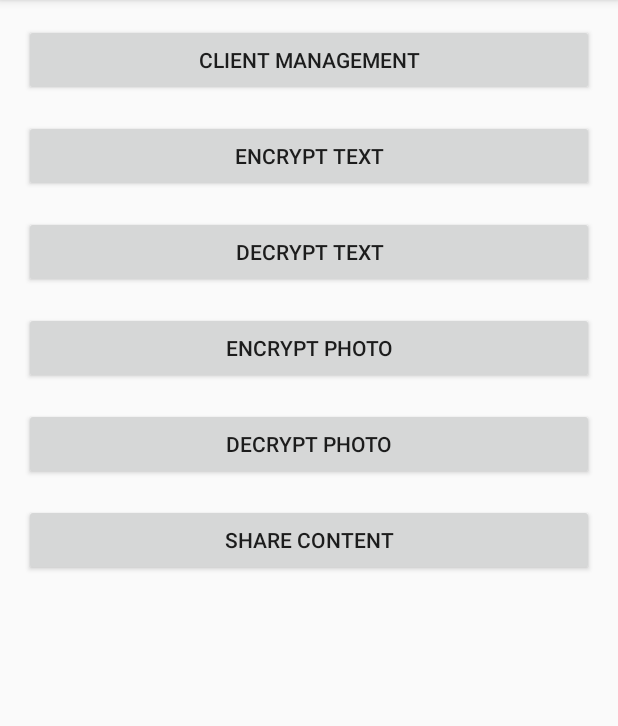
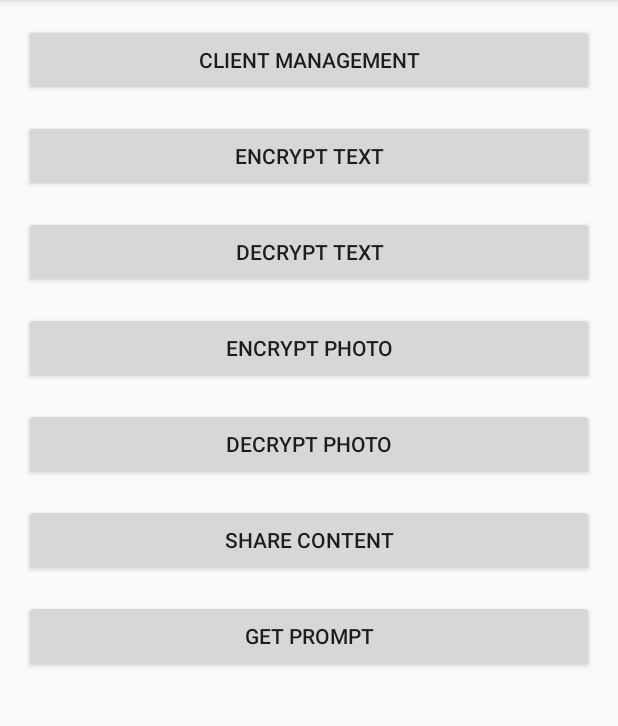
Before and after one commit to tozny/android-tozstore-example, an Android app: the screen it shows after launch (MainActivity), on a phone screen of 412 x 824 dp, the part 84-810 px from its top. Run offline under Robolectric (Android 15) with nearby library versions, the phone set to English and light mode, and no system bars; libraries missing offline, so code that uses them is left out: com.tozny.e3db.

Commit message:
Add sample biometric prompt
- Updates to androidx

```diff
--- a/app/src/main/AndroidManifest.xml
+++ b/app/src/main/AndroidManifest.xml
@@ -20,7 +20,7 @@
         android:supportsRtl="true"
         android:theme="@style/AppTheme">
         <provider
-            android:name="android.support.v4.content.FileProvider"
+            android:name="androidx.core.content.FileProvider"
             android:authorities="com.tozny.androide3db"
             android:exported="false"
             android:grantUriPermissions="true">
--- a/app/src/main/java/com/tozny/androide3db/ClientGenerator.kt
+++ b/app/src/main/java/com/tozny/androide3db/ClientGenerator.kt
@@ -1,7 +1,7 @@
 package com.tozny.androide3db
 
-import android.arch.lifecycle.MutableLiveData
-import android.support.v7.app.AppCompatActivity
+import androidx.lifecycle.MutableLiveData
+import androidx.appcompat.app.AppCompatActivity
 import android.util.Log
 import com.tozny.e3db.*
 import com.tozny.e3db.android.AndroidConfigStore
--- a/app/src/main/java/com/tozny/androide3db/ClientManagerActivity.kt
+++ b/app/src/main/java/com/tozny/androide3db/ClientManagerActivity.kt
@@ -1,6 +1,6 @@
 package com.tozny.androide3db
 
-import android.support.v7.app.AppCompatActivity
+import androidx.appcompat.app.AppCompatActivity
 import android.os.Bundle
 import android.util.Log
 import android.view.View
--- a/app/src/main/java/com/tozny/androide3db/DecryptPhotoActivity.kt
+++ b/app/src/main/java/com/tozny/androide3db/DecryptPhotoActivity.kt
@@ -1,6 +1,6 @@
 package com.tozny.androide3db
 
-import android.support.v7.app.AppCompatActivity
+import androidx.appcompat.app.AppCompatActivity
 import android.os.Bundle
 
 class DecryptPhotoActivity : AppCompatActivity() {
--- a/app/src/main/java/com/tozny/androide3db/DecryptTextActivity.kt
+++ b/app/src/main/java/com/tozny/androide3db/DecryptTextActivity.kt
@@ -1,7 +1,7 @@
 package com.tozny.androide3db
 
 import android.app.ActionBar
-import android.support.v7.app.AppCompatActivity
+import androidx.appcompat.app.AppCompatActivity
 import android.os.Bundle
 import android.text.Editable
 import android.text.TextWatcher
--- a/app/src/main/java/com/tozny/androide3db/EncryptTextActivity.kt
+++ b/app/src/main/java/com/tozny/androide3db/EncryptTextActivity.kt
@@ -1,7 +1,7 @@
 package com.tozny.androide3db
 
 import android.os.Bundle
-import android.support.v7.app.AppCompatActivity
+import androidx.appcompat.app.AppCompatActivity
 import android.text.Editable
 import android.util.Log
 import android.view.View
--- a/app/src/main/java/com/tozny/androide3db/MainActivity.kt
+++ b/app/src/main/java/com/tozny/androide3db/MainActivity.kt
@@ -1,9 +1,17 @@
 package com.tozny.androide3db
 
 import android.content.Intent
-import android.support.v7.app.AppCompatActivity
+import androidx.appcompat.app.AppCompatActivity
 import android.os.Bundle
+import android.util.Log
 import android.view.View
+import android.widget.Toast
+import androidx.biometric.BiometricPrompt
+import androidx.fragment.app.FragmentActivity
+import com.tozny.e3db.ConfigStore
+import com.tozny.e3db.android.AndroidConfigStore
+import com.tozny.e3db.android.KeyAuthentication
+import com.tozny.e3db.android.KeyAuthenticator
 
 class MainActivity : AppCompatActivity() {
 
@@ -27,4 +35,49 @@ class MainActivity : AppCompatActivity() {
         val intent = Intent(this, EncryptPhotoActivity::class.java)
         startActivity(intent)
     }
+
+    fun startGetPrompt(view: View) {
+        Log.e("prompt", "logging prompt ")
+        val androidConfigStore = AndroidConfigStore(
+            view.context,
+            "test",
+            KeyAuthentication.withBiometric(),
+            KeyAuthenticator.defaultAuthenticator(
+                view.context as FragmentActivity,
+                BiometricPrompt.PromptInfo.Builder().let { b ->
+                    b.setTitle("title").setDescription("this is a description")
+                        .setNegativeButtonText("cancel button").setSubtitle("sub title 1").build()
+                })
+        )
+        androidConfigStore.save("sample info", object : ConfigStore.SaveHandler {
+            override fun saveConfigDidSucceed() {
+                Toast.makeText(
+                    applicationContext,
+                    "Saved Config",
+                    Toast.LENGTH_LONG
+                )
+                    .show()
+            }
+
+            override fun saveConfigDidCancel() {
+                Toast.makeText(
+                    applicationContext,
+                    "Config save cancelled",
+                    Toast.LENGTH_LONG
+                )
+                    .show()
+            }
+
+            override fun saveConfigDidFail(e: Throwable?) {
+                Toast.makeText(
+                    applicationContext,
+                    "Config save failed",
+                    Toast.LENGTH_LONG
+                )
+                    .show()
+            }
+
+        })
+
+    }
 }
--- a/app/src/main/res/layout/activity_client_manager.xml
+++ b/app/src/main/res/layout/activity_client_manager.xml
@@ -1,9 +1,9 @@
 <?xml version="1.0" encoding="utf-8"?>
-<android.support.constraint.ConstraintLayout xmlns:android="http://schemas.android.com/apk/res/android"
+<androidx.constraintlayout.widget.ConstraintLayout xmlns:android="http://schemas.android.com/apk/res/android"
     xmlns:app="http://schemas.android.com/apk/res-auto"
     xmlns:tools="http://schemas.android.com/tools"
     android:layout_width="match_parent"
     android:layout_height="match_parent"
     tools:context=".ClientManagerActivity">
 
-</android.support.constraint.ConstraintLayout>
+</androidx.constraintlayout.widget.ConstraintLayout>
--- a/app/src/main/res/layout/activity_decrypt_photo.xml
+++ b/app/src/main/res/layout/activity_decrypt_photo.xml
@@ -1,9 +1,9 @@
 <?xml version="1.0" encoding="utf-8"?>
-<android.support.constraint.ConstraintLayout xmlns:android="http://schemas.android.com/apk/res/android"
+<androidx.constraintlayout.widget.ConstraintLayout xmlns:android="http://schemas.android.com/apk/res/android"
     xmlns:app="http://schemas.android.com/apk/res-auto"
     xmlns:tools="http://schemas.android.com/tools"
     android:layout_width="match_parent"
     android:layout_height="match_parent"
     tools:context=".DecryptPhotoActivity">
 
-</android.support.constraint.ConstraintLayout>
+</androidx.constraintlayout.widget.ConstraintLayout>
--- a/app/src/main/res/layout/activity_decrypt_text.xml
+++ b/app/src/main/res/layout/activity_decrypt_text.xml
@@ -1,5 +1,5 @@
 <?xml version="1.0" encoding="utf-8"?>
-<android.support.constraint.ConstraintLayout xmlns:android="http://schemas.android.com/apk/res/android"
+<androidx.constraintlayout.widget.ConstraintLayout xmlns:android="http://schemas.android.com/apk/res/android"
     xmlns:app="http://schemas.android.com/apk/res-auto"
     xmlns:tools="http://schemas.android.com/tools"
     android:layout_width="match_parent"
@@ -100,4 +100,4 @@
             android:orientation="vertical" />
     </ScrollView>
 
-</android.support.constraint.ConstraintLayout>
+</androidx.constraintlayout.widget.ConstraintLayout>
--- a/app/src/main/res/layout/activity_encrypt_photo.xml
+++ b/app/src/main/res/layout/activity_encrypt_photo.xml
@@ -1,5 +1,5 @@
 <?xml version="1.0" encoding="utf-8"?>
-<android.support.constraint.ConstraintLayout xmlns:android="http://schemas.android.com/apk/res/android"
+<androidx.constraintlayout.widget.ConstraintLayout xmlns:android="http://schemas.android.com/apk/res/android"
     xmlns:app="http://schemas.android.com/apk/res-auto"
     xmlns:tools="http://schemas.android.com/tools"
     android:layout_width="match_parent"
@@ -69,4 +69,4 @@
         app:layout_constraintStart_toStartOf="parent"
         app:srcCompat="@android:drawable/ic_menu_delete" />
 
-</android.support.constraint.ConstraintLayout>
+</androidx.constraintlayout.widget.ConstraintLayout>
--- a/app/src/main/res/layout/activity_encrypt_text.xml
+++ b/app/src/main/res/layout/activity_encrypt_text.xml
@@ -1,5 +1,5 @@
 <?xml version="1.0" encoding="utf-8"?>
-<android.support.constraint.ConstraintLayout xmlns:android="http://schemas.android.com/apk/res/android"
+<androidx.constraintlayout.widget.ConstraintLayout xmlns:android="http://schemas.android.com/apk/res/android"
     xmlns:app="http://schemas.android.com/apk/res-auto"
     xmlns:tools="http://schemas.android.com/tools"
     android:layout_width="match_parent"
@@ -49,4 +49,4 @@
         app:layout_constraintStart_toStartOf="parent"
         app:layout_constraintTop_toBottomOf="@+id/encrypt_text_content_type_text" />
 
-</android.support.constraint.ConstraintLayout>
+</androidx.constraintlayout.widget.ConstraintLayout>
--- a/app/src/main/res/layout/activity_main.xml
+++ b/app/src/main/res/layout/activity_main.xml
@@ -1,5 +1,5 @@
 <?xml version="1.0" encoding="utf-8"?>
-<android.support.constraint.ConstraintLayout xmlns:android="http://schemas.android.com/apk/res/android"
+<androidx.constraintlayout.widget.ConstraintLayout xmlns:android="http://schemas.android.com/apk/res/android"
     xmlns:app="http://schemas.android.com/apk/res-auto"
     xmlns:tools="http://schemas.android.com/tools"
     android:layout_width="match_parent"
@@ -93,4 +93,19 @@
         app:layout_constraintEnd_toEndOf="parent"
         app:layout_constraintStart_toStartOf="parent"
         app:layout_constraintTop_toBottomOf="@+id/main_decrypt_file_button" />
-</android.support.constraint.ConstraintLayout>
+
+    <Button
+        android:id="@+id/main_prompt_button"
+        android:layout_width="0dp"
+        android:layout_height="wrap_content"
+        android:layout_marginStart="16dp"
+        android:layout_marginLeft="16dp"
+        android:layout_marginTop="16dp"
+        android:layout_marginEnd="16dp"
+        android:layout_marginRight="16dp"
+        android:text="@string/button_biomentric_prompt_content"
+        android:onClick="startGetPrompt"
+        app:layout_constraintEnd_toEndOf="parent"
+        app:layout_constraintStart_toStartOf="parent"
+        app:layout_constraintTop_toBottomOf="@+id/main_share_content_button" />
+</androidx.constraintlayout.widget.ConstraintLayout>
--- a/app/src/main/res/values/strings.xml
+++ b/app/src/main/res/values/strings.xml
@@ -11,6 +11,7 @@
     <string name="button_encrypt_file">Encrypt Photo</string>
     <string name="button_decrypt_file">Decrypt Photo</string>
     <string name="button_share_content">Share Content</string>
+    <string name="button_biomentric_prompt_content">Get Prompt</string>
     <!--Multiple-->
     <string name="button_encrypt">Encrypt and Upload</string>
     <string name="button_decrypt">Decrypt</string>
--- a/build.gradle
+++ b/build.gradle
@@ -1,13 +1,13 @@
 // Top-level build file where you can add configuration options common to all sub-projects/modules.
 
 buildscript {
-    ext.kotlin_version = '1.3.10'
+    ext.kotlin_version = "1.4.31"
     repositories {
         google()
         jcenter()
     }
     dependencies {
-        classpath 'com.android.tools.build:gradle:3.2.1'
+        classpath "com.android.tools.build:gradle:4.1.2"
         classpath "org.jetbrains.kotlin:kotlin-gradle-plugin:$kotlin_version"
 
         // NOTE: Do not place your application dependencies here; they belong
@@ -24,7 +24,6 @@ allprojects {
         maven {
             url  "https://dl.bintray.com/terl/lazysodium-maven"
         }
-        maven { url "https://maven.tozny.com/repo" }
     }
 }
 
--- a/gradle.properties
+++ b/gradle.properties
@@ -13,3 +13,5 @@ org.gradle.jvmargs=-Xmx1536m
 # org.gradle.parallel=true
 # Kotlin code style for this project: "official" or "obsolete":
 kotlin.code.style=official
+android.useAndroidX=true
+android.enableJetifier=true
```
Also changed, not shown: app/build.gradle (+24 -16 lines), app/src/main/java/com/tozny/androide3db/EncryptPhotoActivity.kt (+6 -5 lines), gradle/wrapper/gradle-wrapper.properties, 1 other file.
